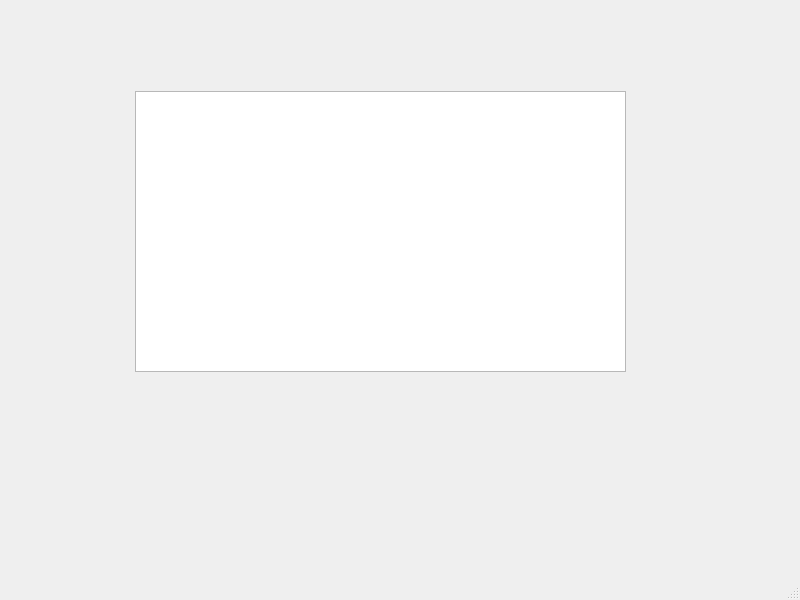
First picture: the form in src/ui/MainWindow.ui, repository twuebker/gpu-praktikum, before the edit.
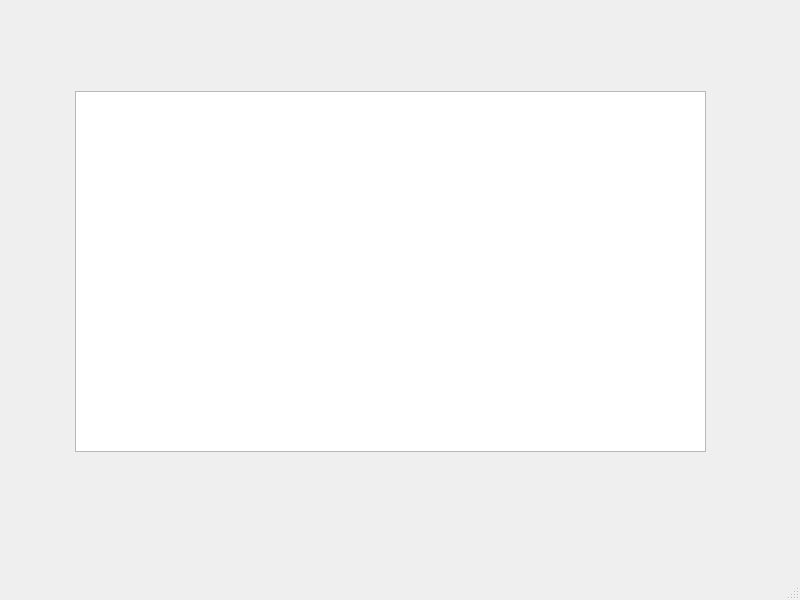
Second picture: the form after the edit.

Diff of the .ui file:
```diff
--- a/src/ui/MainWindow.ui
+++ b/src/ui/MainWindow.ui
@@ -17,12 +17,15 @@
    <widget class="QGraphicsView" name="asteroidsView">
     <property name="geometry">
      <rect>
-      <x>135</x>
+      <x>75</x>
       <y>91</y>
-      <width>491</width>
-      <height>281</height>
+      <width>631</width>
+      <height>361</height>
      </rect>
     </property>
+    <property name="alignment">
+     <set>Qt::AlignLeading|Qt::AlignLeft|Qt::AlignTop</set>
+    </property>
    </widget>
   </widget>
   <widget class="QMenuBar" name="menubar">
```
